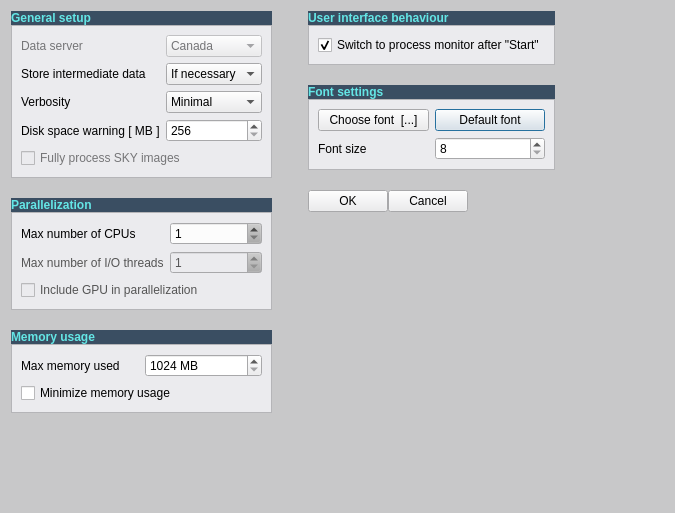
Qt form src/preferences.ui (schirmermischa/THELI) before a commit.
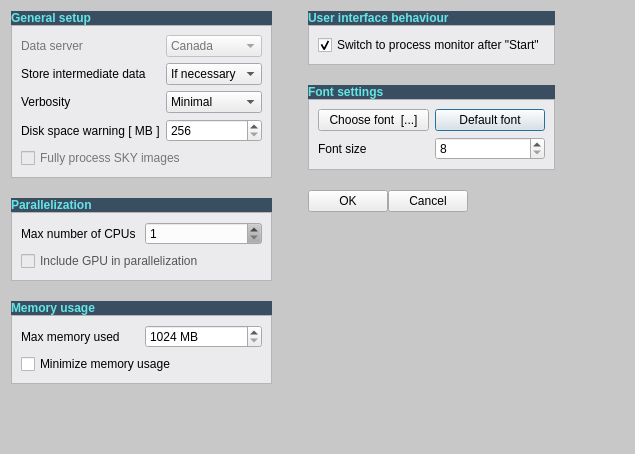
The same form after that commit.

Patch:
```diff
--- a/src/preferences.ui
+++ b/src/preferences.ui
@@ -6,8 +6,8 @@
    <rect>
     <x>0</x>
     <y>0</y>
-    <width>675</width>
-    <height>513</height>
+    <width>635</width>
+    <height>454</height>
    </rect>
   </property>
   <property name="palette">
@@ -1200,33 +1200,7 @@
           </property>
          </widget>
         </item>
-        <item row="1" column="0">
-         <widget class="QLabel" name="label_8">
-          <property name="enabled">
-           <bool>false</bool>
-          </property>
-          <property name="text">
-           <string>Max number of I/O threads</string>
-          </property>
-         </widget>
-        </item>
-        <item row="1" column="1">
-         <widget class="QSpinBox" name="prefIOthreadsSpinBox">
-          <property name="enabled">
-           <bool>false</bool>
-          </property>
-          <property name="toolTip">
-           <string>The maximum number of simultaneous read / write processes. For modern SSDs there is no penalty. For hard disks choose 2-4, RAIDs can tolerate higher settings. Maximum useful number is the number of CPUs permitted&lt;br&gt;</string>
-          </property>
-          <property name="statusTip">
-           <string>Maximum number of simultaneous read/write operations</string>
-          </property>
-          <property name="minimum">
-           <number>1</number>
-          </property>
-         </widget>
-        </item>
-        <item row="2" column="0" colspan="2">
+        <item row="1" column="0" colspan="2">
          <widget class="QCheckBox" name="prefGPUCheckBox">
           <property name="enabled">
            <bool>false</bool>
```
Left out of the diff: 23 changed lines with no effect on the pictures.
